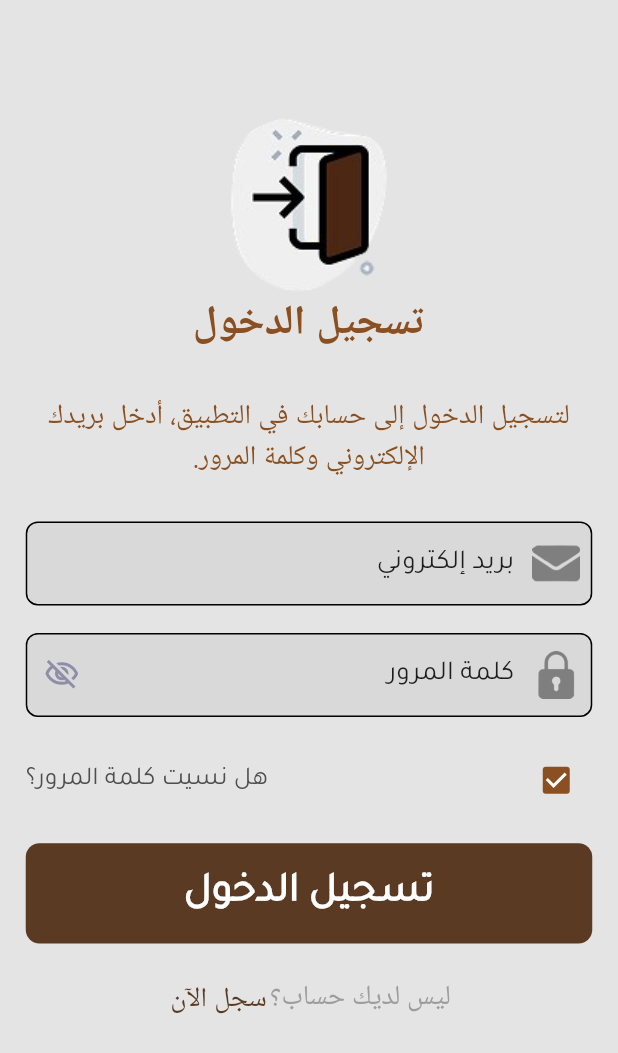
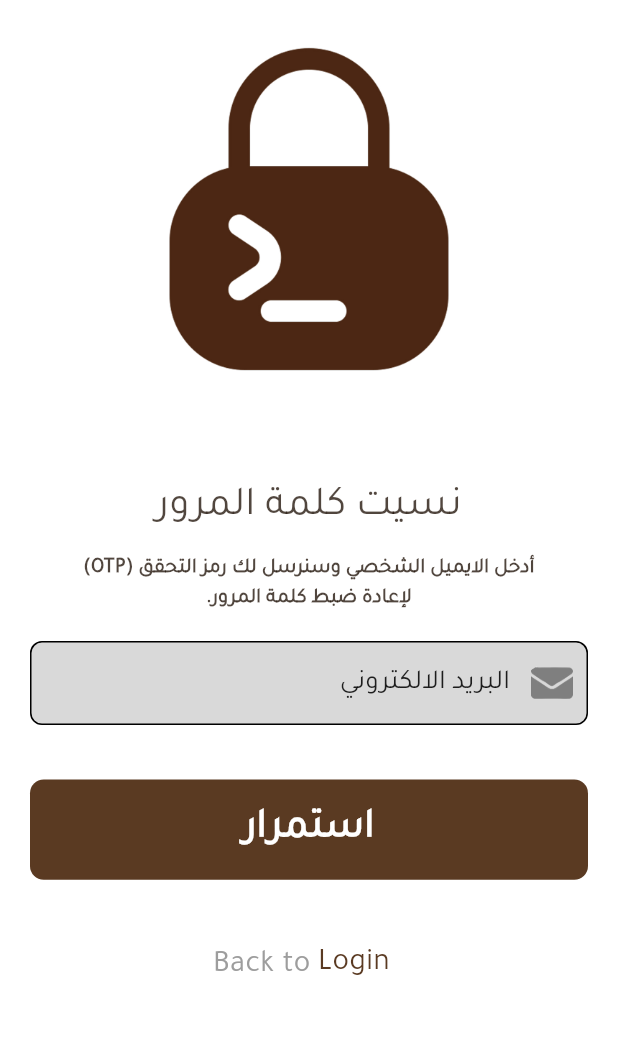
Before and after one commit to gamal8686/apg_2026, a Flutter app: the screen it shows after launch, on a phone screen of 412 x 824 dp. Shown: the top 1053 px of the screen. Run offline on Flutter 3.47's test engine with Material 3 defaults, Android fonts, the phone set to English and light mode, and no system bars; our stand-ins replace cached_network_image, dio, flutter_bloc, flutter_screenutil, flutter_svg, lottie and 3 more.

Commit message:
add ForgetPasswordView

```diff
--- a/lib/core/components/app_login_or_register.dart
+++ b/lib/core/components/app_login_or_register.dart
@@ -1,14 +1,12 @@
 import 'package:flutter/material.dart';
 import 'package:flutter_screenutil/flutter_screenutil.dart';
-
 
 import '../logic/helper_methods.dart';
 
 class AppLoginOrRegister extends StatelessWidget {
-  final bool isLogin;
   final void Function()? onPressed;
 
-  const AppLoginOrRegister({super.key, this.isLogin = true, this.onPressed});
+  const AppLoginOrRegister({super.key, this.onPressed});
 
   @override
   Widget build(BuildContext context) {
@@ -17,33 +15,37 @@ class AppLoginOrRegister extends StatelessWidget {
         textAlign: TextAlign.center,
         TextSpan(
           children: [
-            TextSpan(
-              text: isLogin ? "ليس لديك حساب؟" : "هل لديك حساب بالفعل؟",
-              style: TextStyle(
-                color: Color(0xff9D9D9D),
-                fontWeight: FontWeight.w300,
-                fontSize: 16.sp,
-              ),
-            ),
             WidgetSpan(
               alignment: PlaceholderAlignment.middle,
               child: TextButton(
                 style: TextButton.styleFrom(
                   visualDensity: VisualDensity.compact,
-                  padding: EdgeInsets.symmetric(horizontal: 2),
+                  padding: EdgeInsets.symmetric(horizontal: 5),
                 ),
+
+                onPressed: onPressed,
                 child: Text(
-                  isLogin ? "سجل الآن" : " تسجيل الدخول",
+                  " Login",
                   style: TextStyle(
                     color: Color(0xff5A3A22),
-                    fontSize: 16.sp,
+                    fontSize: 18.sp,
                     fontWeight: FontWeight.w400,
+                    fontFamily: 'Cairo',
                   ),
                 ),
-
-                onPressed:onPressed ,
               ),
             ),
+
+            TextSpan(
+              text: "Back to",
+              style: TextStyle(
+                color: Color(0xff9D9D9D),
+                fontWeight: FontWeight.w400,
+                fontFamily: 'Cairo',
+                fontSize: 18.sp,
+              ),
+            ),
+
           ],
         ),
       ),
--- a/lib/core/them_project/cubit_theme.dart
+++ b/lib/core/cubit/them_project/cubit_theme.dart
@@ -1,9 +1,8 @@
+import 'package:company_apg_2026/core/cubit/them_project/state_theme.dart';
 import 'package:company_apg_2026/core/logic/shared_preferences.dart';
-import 'package:company_apg_2026/core/them_project/state_theme.dart';
 import 'package:flutter/material.dart';
 import 'package:flutter_bloc/flutter_bloc.dart';
 
-import '../logic/dio_helper.dart';
 
 enum ThemeModeState { light, dark, system }
 
--- a/lib/core/them_project/get_theme_data_light.dart
+++ b/lib/core/cubit/them_project/get_theme_data_dark.dart
@@ -1,49 +1,55 @@
 import 'package:flutter/material.dart';
 import 'package:flutter_screenutil/flutter_screenutil.dart';
 
-import '../components/app_color.dart';
+import '../../components/app_color.dart';
 
-ThemeData getThemeDataLight = ThemeData(
+
+ThemeData getThemeDataDark = ThemeData(
   fontFamily: 'Montserrat',
   colorScheme: ColorScheme.fromSeed(
-    seedColor: AppColorThemeDark.colorSchemeColor,
+    seedColor: AppColorThemeLight.colorSchemeColor,
   ),
-  scaffoldBackgroundColor: AppColorThemeDark.scaffoldBackgroundColor,
+  scaffoldBackgroundColor: AppColorThemeLight.scaffoldBackgroundColor,
   textTheme: TextTheme(
-    bodyLarge: TextStyle(fontSize: 16, color: AppColorThemeDark.textThemeColor),
+    bodyLarge: TextStyle(
+      fontSize: 16,
+      color: AppColorThemeLight.textThemeColor,
+    ),
     bodyMedium: TextStyle(
       fontSize: 14,
-      color: AppColorThemeDark.textThemeColor,
+      color: AppColorThemeLight.textThemeColor,
     ),
     titleLarge: TextStyle(
       fontSize: 20,
       fontWeight: FontWeight.bold,
-      color: AppColorThemeDark.textThemeColor,
+      color: AppColorThemeLight.textThemeColor,
     ),
   ),
   filledButtonTheme: FilledButtonThemeData(
     style: FilledButton.styleFrom(
       fixedSize: Size.fromHeight(56.h),
       shape: RoundedRectangleBorder(borderRadius: BorderRadius.circular(8.r)),
-      backgroundColor: AppColorThemeDark.floatingThemeColor,
+      backgroundColor: AppColorThemeLight.floatingThemeColor,
     ),
   ),
-  appBarTheme: AppBarTheme(backgroundColor: AppColorThemeDark.appBarThemeColor),
+  appBarTheme: AppBarTheme(
+    backgroundColor: AppColorThemeLight.appBarThemeColor,
+  ),
   textButtonTheme: TextButtonThemeData(
     style: TextButton.styleFrom(
-      foregroundColor: AppColorThemeDark.textButtonThemeColor,
+      foregroundColor: AppColorThemeLight.textButtonThemeColor,
     ),
   ),
 
-  cardColor: AppColorThemeDark.cardColor.withValues(alpha: .50),
+  cardColor: AppColorThemeLight.cardColor.withValues(alpha: .50),
   inputDecorationTheme: InputDecorationTheme(
-    fillColor: AppColorThemeDark.inputDecorationThemeColor.withValues(
+    fillColor: AppColorThemeLight.inputDecorationThemeColor.withValues(
       alpha: .40,
     ),
     enabledBorder: OutlineInputBorder(
       borderRadius: BorderRadius.circular(8.r),
       borderSide: BorderSide(
-        color: AppColorThemeDark.inputDecorationThemeBorderRadiusColor
+        color: AppColorThemeLight.inputDecorationThemeBorderRadiusColor
             .withValues(alpha: 0.040),
       ),
     ),
--- a/lib/core/them_project/get_theme_data_dark.dart
+++ b/lib/core/cubit/them_project/get_theme_data_light.dart
@@ -1,54 +1,49 @@
 import 'package:flutter/material.dart';
 import 'package:flutter_screenutil/flutter_screenutil.dart';
 
-import '../components/app_color.dart';
+import '../../components/app_color.dart';
 
-ThemeData getThemeDataDark = ThemeData(
+ThemeData getThemeDataLight = ThemeData(
   fontFamily: 'Montserrat',
   colorScheme: ColorScheme.fromSeed(
-    seedColor: AppColorThemeLight.colorSchemeColor,
+    seedColor: AppColorThemeDark.colorSchemeColor,
   ),
-  scaffoldBackgroundColor: AppColorThemeLight.scaffoldBackgroundColor,
+  scaffoldBackgroundColor: AppColorThemeDark.scaffoldBackgroundColor,
   textTheme: TextTheme(
-    bodyLarge: TextStyle(
-      fontSize: 16,
-      color: AppColorThemeLight.textThemeColor,
-    ),
+    bodyLarge: TextStyle(fontSize: 16, color: AppColorThemeDark.textThemeColor),
     bodyMedium: TextStyle(
       fontSize: 14,
-      color: AppColorThemeLight.textThemeColor,
+      color: AppColorThemeDark.textThemeColor,
     ),
     titleLarge: TextStyle(
       fontSize: 20,
       fontWeight: FontWeight.bold,
-      color: AppColorThemeLight.textThemeColor,
+      color: AppColorThemeDark.textThemeColor,
     ),
   ),
   filledButtonTheme: FilledButtonThemeData(
     style: FilledButton.styleFrom(
       fixedSize: Size.fromHeight(56.h),
       shape: RoundedRectangleBorder(borderRadius: BorderRadius.circular(8.r)),
-      backgroundColor: AppColorThemeLight.floatingThemeColor,
+      backgroundColor: AppColorThemeDark.floatingThemeColor,
     ),
   ),
-  appBarTheme: AppBarTheme(
-    backgroundColor: AppColorThemeLight.appBarThemeColor,
-  ),
+  appBarTheme: AppBarTheme(backgroundColor: AppColorThemeDark.appBarThemeColor),
   textButtonTheme: TextButtonThemeData(
     style: TextButton.styleFrom(
-      foregroundColor: AppColorThemeLight.textButtonThemeColor,
+      foregroundColor: AppColorThemeDark.textButtonThemeColor,
     ),
   ),
 
-  cardColor: AppColorThemeLight.cardColor.withValues(alpha: .50),
+  cardColor: AppColorThemeDark.cardColor.withValues(alpha: .50),
   inputDecorationTheme: InputDecorationTheme(
-    fillColor: AppColorThemeLight.inputDecorationThemeColor.withValues(
+    fillColor: AppColorThemeDark.inputDecorationThemeColor.withValues(
       alpha: .40,
     ),
     enabledBorder: OutlineInputBorder(
       borderRadius: BorderRadius.circular(8.r),
       borderSide: BorderSide(
-        color: AppColorThemeLight.inputDecorationThemeBorderRadiusColor
+        color: AppColorThemeDark.inputDecorationThemeBorderRadiusColor
             .withValues(alpha: 0.040),
       ),
     ),
--- a/lib/main.dart
+++ b/lib/main.dart
@@ -1,17 +1,19 @@
 import 'package:company_apg_2026/core/logic/shared_preferences.dart';
-import 'package:company_apg_2026/core/them_project/cubit_theme.dart';
 
 import 'package:company_apg_2026/splash.dart';
+import 'package:company_apg_2026/views/auth/forget_password.dart';
 import 'package:company_apg_2026/views/auth/login.dart';
+import 'package:company_apg_2026/views/auth/otp_view.dart';
 import 'package:flutter/material.dart';
 import 'package:flutter_bloc/flutter_bloc.dart';
 import 'package:flutter_screenutil/flutter_screenutil.dart';
 
+import 'core/cubit/them_project/cubit_theme.dart';
+import 'core/cubit/them_project/get_theme_data_dark.dart';
+import 'core/cubit/them_project/get_theme_data_light.dart';
+import 'core/cubit/them_project/state_theme.dart';
 import 'core/logic/helper_methods.dart';
-import 'core/them_project/get_theme_data_dark.dart';
-import 'core/them_project/get_theme_data_light.dart';
-import 'core/them_project/state_theme.dart';
-import 'on_boarding.dart';
+
 
 void main() async {
   WidgetsFlutterBinding.ensureInitialized();
@@ -45,7 +47,7 @@ class MyApp extends StatelessWidget {
                 textDirection: TextDirection.rtl,
                 child: child!,
               ),
-              home: const LoginView(),
+              home: const ForgetPasswordView(),
             ),
           ),
         );
--- a/lib/views/auth/create_login.dart
+++ b/lib/views/auth/create_login.dart
@@ -123,7 +123,7 @@ class _CreateLoginViewState extends State<CreateLoginView> {
                 },
                 width: 343.w,
               ),
-              AppLoginOrRegister(isLogin: false, onPressed: () {}),
+              AppLoginOrRegister( onPressed: () {}),
             ],
           ),
         ),
--- /dev/null
+++ b/lib/views/auth/forget_password.dart
@@ -0,0 +1,61 @@
+import 'package:company_apg_2026/core/components/app_button.dart';
+import 'package:company_apg_2026/core/components/app_image.dart';
+import 'package:company_apg_2026/core/components/app_input.dart';
+import 'package:flutter/material.dart';
+import 'package:flutter_screenutil/flutter_screenutil.dart';
+
+import '../../core/components/app_login_or_register.dart';
+
+class ForgetPasswordView extends StatelessWidget {
+  const ForgetPasswordView({super.key});
+
+  @override
+  Widget build(BuildContext context) {
+    return Scaffold(
+      backgroundColor: Colors.white,
+      body: SafeArea(
+        child: SingleChildScrollView(
+          padding: const EdgeInsets.all(20),
+          child: Column(
+            children: [
+              AppImage(path: 'otp_Lock.jpg', height: 200.h, width: 200.w),
+              SizedBox(height: 50.h),
+              Text(
+                'نسيت كلمة المرور',
+                style: TextStyle(
+                  fontSize: 24.sp,
+                  fontFamily: 'Cairo',
+                  fontWeight: FontWeight.w400,
+                ),
+              ),
+              SizedBox(height: 10.h),
+              Text(
+                textAlign: TextAlign.center,
+                'أدخل الايميل الشخصي وسنرسل لك رمز التحقق (OTP)\n'
+                'لإعادة ضبط كلمة المرور.',
+                style: TextStyle(
+                  fontSize: 12.sp,
+                  fontFamily: 'Cairo',
+                  fontWeight: FontWeight.w600,
+                ),
+              ),
+              SizedBox(height: 15.h),
+              AppInput(
+                label: 'البريد الالكتروني',
+                prefixIcon: Padding(
+                  padding: const EdgeInsets.all(10.0),
+                  child: AppImage(path: 'email.png', height: 10.h, width: 10.w),
+                ),
+              ),
+              SizedBox(height: 15.h),
+              AppButton(text: 'استمرار', onPressed: () {}, width: 380.w),
+              SizedBox(height: 30.h),
+
+              AppLoginOrRegister(onPressed: () {}),
+            ],
+          ),
+        ),
+      ),
+    );
+  }
+}
--- a/lib/views/auth/login.dart
+++ b/lib/views/auth/login.dart
@@ -4,7 +4,6 @@ import 'package:company_apg_2026/core/components/app_input.dart';
 import 'package:company_apg_2026/core/components/app_login_or_register.dart';
 import 'package:company_apg_2026/core/logic/helper_methods.dart';
 import 'package:company_apg_2026/core/logic/shared_preferences.dart';
-import 'package:company_apg_2026/core/them_project/cubit_theme.dart';
 import 'package:company_apg_2026/views/auth/create_login.dart';
 import 'package:flutter/material.dart';
 import 'package:flutter_screenutil/flutter_screenutil.dart';
--- a/lib/views/pages/employer.dart
+++ b/lib/views/pages/employer.dart
@@ -4,7 +4,7 @@ import 'package:flutter/material.dart';
 import 'package:flutter_screenutil/flutter_screenutil.dart';
 
 import '../../core/components/app_search.dart';
-import '../../core/them_project/cubit_theme.dart';
+import '../../core/cubit/them_project/cubit_theme.dart';
 
 class EmployerView extends StatefulWidget {
   const EmployerView({super.key});
```
Also changed, not shown: assets/images/log_ok.jpg (added), assets/images/otp_Lock.jpg (added), assets/images/success_otp.jpg (added), lib/core/cubit/them_project/state_theme.dart (renamed from lib/core/them_project/state_theme.dart).
